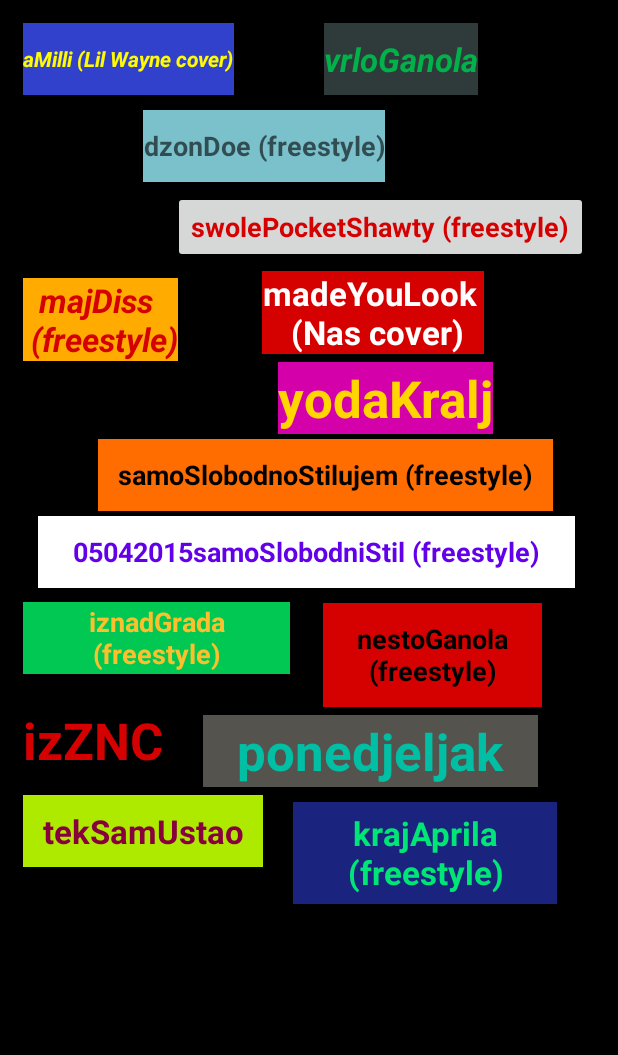
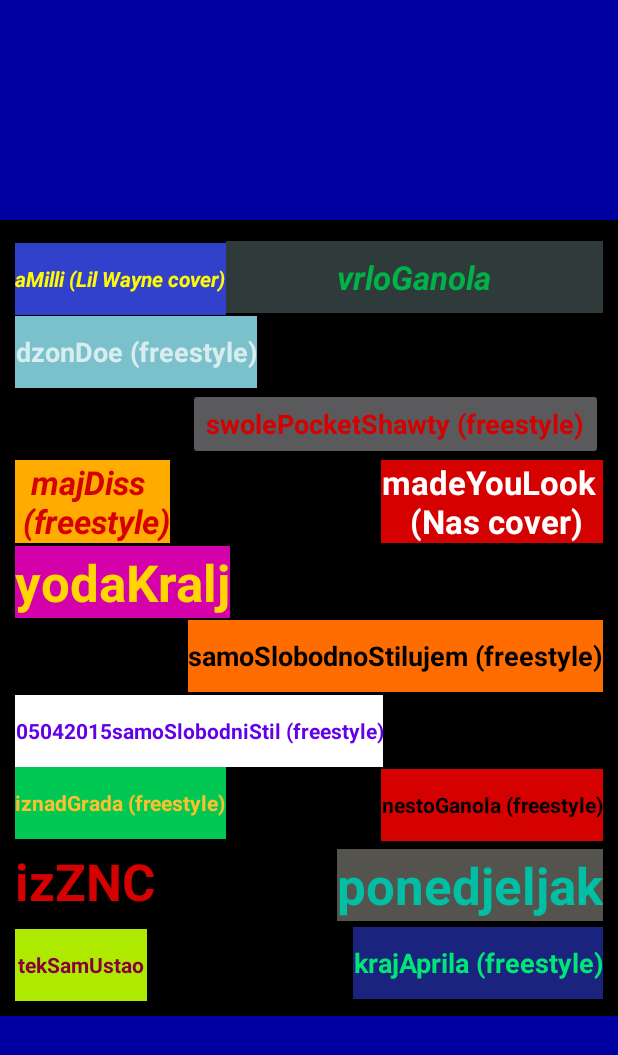
Before and after one commit to dbrackovic2/najboljiAlbum, an Android app: the layout activity_main.xml on its own in the app's theme, with its tools: preview values and no code run, on a phone screen of 412 x 824 dp. Shown: the top 1055 px of the screen. Run offline under Robolectric (Android 15) with nearby library versions, the phone set to English and light mode, and no system bars.

Commit message:
update manifest and main activity

```diff
--- a/app/src/main/AndroidManifest.xml
+++ b/app/src/main/AndroidManifest.xml
@@ -14,7 +14,7 @@
         android:label="@string/app_name"
         android:roundIcon="@mipmap/ic_launcher_round"
         android:supportsRtl="true"
-        android:theme="@style/AppTheme"
+        android:theme="@style/Theme.AppCompat.NoActionBar"
         tools:ignore="GoogleAppIndexingWarning">
         <activity android:name=".MainActivity">
             <intent-filter>
--- a/app/src/main/res/layout/activity_main.xml
+++ b/app/src/main/res/layout/activity_main.xml
@@ -1,34 +1,43 @@
 <?xml version="1.0" encoding="utf-8"?>
+<ScrollView
+    xmlns:android="http://schemas.android.com/apk/res/android"
+    android:layout_width="match_parent"
+    android:layout_height="match_parent"
+    android:background="#0000A0"
+    >
+
 <FrameLayout xmlns:android="http://schemas.android.com/apk/res/android"
     xmlns:app="http://schemas.android.com/apk/res-auto"
     xmlns:tools="http://schemas.android.com/tools"
     android:layout_width="match_parent"
     android:layout_height="match_parent"
     android:background="#000000"
-    android:layout_gravity="center_horizontal"
+    android:gravity="center_horizontal|center_vertical"
+    android:layout_gravity="center_horizontal|center_vertical"
     tools:context=".MainActivity">
 
 <androidx.constraintlayout.widget.ConstraintLayout
-    android:layout_width="fill_parent"
-    android:layout_height="fill_parent"
-    android:layout_gravity="center_horizontal">
+    android:layout_width="wrap_content"
+    android:layout_height="wrap_content"
+    android:layout_gravity="center_horizontal|center_vertical">
 
     <RelativeLayout
         android:id="@+id/fullscreen_content_controls"
         android:layout_width="match_parent"
         android:layout_height="match_parent"
-        android:layout_gravity="center_horizontal"
+        android:layout_gravity="center_horizontal|center_vertical"
         android:background="#00000000"
         android:fitsSystemWindows="true"
-        android:padding="15dp">
+        android:padding="10dp">
 
         <Button
             android:id="@+id/buttonVrloGanola"
             android:layout_width="wrap_content"
             android:layout_height="wrap_content"
-            android:layout_marginLeft="60dp"
+            android:layout_alignParentRight="true"
             android:layout_toEndOf="@+id/buttonaMilli"
             android:layout_toRightOf="@+id/buttonaMilli"
+            android:layout_marginTop="4dp"
             android:background="#2F3A3A"
             android:hapticFeedbackEnabled="false"
             android:shadowColor="#9C27B0"
@@ -42,7 +51,7 @@
             android:layout_width="wrap_content"
             android:layout_height="wrap_content"
             android:layout_below="@id/buttonswolePocketShawty"
-            android:layout_marginTop="10dp"
+            android:layout_alignParentLeft="true"
             android:background="#FFAB00"
             android:text="@string/majDiss"
             android:textAppearance="@style/TextAppearance.AppCompat.Large"
@@ -54,6 +63,8 @@
             android:layout_width="wrap_content"
             android:layout_height="wrap_content"
             android:background="#3241CC"
+            android:layout_alignParentLeft="true"
+            android:layout_marginTop="5dp"
             android:text="@string/aMilli"
             android:textAppearance="@style/TextAppearance.AppCompat.Small"
             android:textColor="#FFFB00"
@@ -64,8 +75,7 @@
             android:layout_width="wrap_content"
             android:layout_height="wrap_content"
             android:layout_below="@id/buttondzonDoe"
-            android:layout_marginLeft="100dp"
-            android:layout_marginTop="6dp"
+            android:layout_alignParentRight="true"
             android:text="@string/swolePocketShawty"
             android:textAppearance="@style/TextAppearance.AppCompat.Medium"
             android:textColor="#D50000"
@@ -76,8 +86,8 @@
             android:layout_width="wrap_content"
             android:layout_height="wrap_content"
             android:layout_below="@+id/buttonVrloGanola"
-            android:layout_marginLeft="80dp"
-            android:layout_marginTop="10dp"
+            android:layout_alignParentLeft="true"
+            android:layout_marginTop="2dp"
             android:background="#7AC1CC"
             android:text="@string/dzonDoe"
             android:textAppearance="@style/TextAppearance.AppCompat.Medium"
@@ -88,8 +98,7 @@
             android:layout_width="wrap_content"
             android:layout_height="wrap_content"
             android:layout_below="@id/buttonswolePocketShawty"
-            android:layout_marginLeft="159dp"
-            android:layout_marginTop="5dp"
+            android:layout_alignParentRight="true"
             android:background="#D50000"
             android:text="@string/madeYouLook"
             android:textAppearance="@style/TextAppearance.AppCompat.Large"
@@ -101,8 +110,8 @@
             android:layout_width="wrap_content"
             android:layout_height="wrap_content"
             android:layout_below="@id/buttonmadeYouLook"
-            android:layout_marginLeft="170dp"
-            android:layout_marginTop="5dp"
+            android:layout_alignParentLeft="true"
+            android:layout_marginTop="2dp"
             android:background="#D400AA"
             android:text="@string/yodaKralj"
             android:textAppearance="@style/TextAppearance.AppCompat.Display1"
@@ -111,11 +120,11 @@
 
         <Button
             android:id="@+id/buttonsamoSlobodnoStilujem"
-            android:layout_width="303dp"
+            android:layout_width="wrap_content"
             android:layout_height="wrap_content"
             android:layout_below="@id/buttonyodaKralj"
-            android:layout_marginLeft="50dp"
-            android:layout_marginTop="3dp"
+            android:layout_alignParentRight="true"
+            android:layout_marginTop="1dp"
             android:background="#FF6D00"
             android:text="@string/samoSlobodnoStilujem"
             android:textAppearance="@style/TextAppearance.AppCompat.Medium"
@@ -124,26 +133,26 @@
 
         <Button
             android:id="@+id/button05042015samoSlobodniStil"
-            android:layout_width="358dp"
+            android:layout_width="wrap_content"
             android:layout_height="wrap_content"
             android:layout_below="@id/buttonsamoSlobodnoStilujem"
-            android:layout_marginLeft="10dp"
-            android:layout_marginTop="3dp"
+            android:layout_alignParentLeft="true"
+            android:layout_marginTop="2dp"
             android:background="#FFFFFF"
             android:text="@string/samoSlobodniStil"
-            android:textAppearance="@style/TextAppearance.AppCompat.Medium"
+            android:textAppearance="@style/TextAppearance.AppCompat.Small"
             android:textColor="#6200EA"
             android:textStyle="bold" />
 
         <Button
             android:id="@+id/buttoniznadGrada"
-            android:layout_width="178dp"
+            android:layout_width="wrap_content"
             android:layout_height="wrap_content"
             android:layout_below="@id/button05042015samoSlobodniStil"
-            android:layout_marginTop="9dp"
+            android:layout_alignParentLeft="true"
             android:background="#00C853"
             android:text="@string/iznadGrada"
-            android:textAppearance="@style/TextAppearance.AppCompat.Medium"
+            android:textAppearance="@style/TextAppearance.AppCompat.Small"
             android:textColor="#FBC02D"
             android:textStyle="bold" />
 
@@ -152,7 +161,8 @@
             android:layout_width="wrap_content"
             android:layout_height="wrap_content"
             android:layout_below="@id/buttoniznadGrada"
-            android:layout_marginTop="20dp"
+            android:layout_marginTop="4dp"
+            android:layout_alignParentLeft="true"
             android:background="#000000"
             android:text="@string/izZNC"
             android:textAppearance="@style/TextAppearance.AppCompat.Display1"
@@ -162,35 +172,36 @@
 
         <Button
             android:id="@+id/buttonnestoGanola"
-            android:layout_width="146dp"
-            android:layout_height="69dp"
+            android:layout_width="wrap_content"
+            android:layout_height="wrap_content"
             android:layout_below="@id/button05042015samoSlobodniStil"
-            android:layout_marginLeft="200dp"
-            android:layout_marginTop="10dp"
+            android:layout_alignParentRight="true"
+            android:layout_marginTop="1dp"
             android:background="#D50000"
             android:text="@string/nestoGanola"
-            android:textAppearance="@style/TextAppearance.AppCompat.Medium"
+            android:textAppearance="@style/TextAppearance.AppCompat.Small"
             android:textColor="#000000"
             android:textStyle="bold" />
 
         <Button
             android:id="@+id/buttontekSamUstao"
-            android:layout_width="160dp"
+            android:layout_width="wrap_content"
             android:layout_height="wrap_content"
             android:layout_below="@id/buttonponedjeljak"
             android:layout_marginTop="5dp"
+            android:layout_alignParentLeft="true"
             android:background="#AEEA00"
             android:text="@string/tekSamUstao"
-            android:textAppearance="@style/TextAppearance.AppCompat.Large"
+            android:textAppearance="@style/TextAppearance.AppCompat.Small"
             android:textColor="#88003C"
             android:textStyle="bold" />
 
         <Button
             android:id="@+id/buttonponedjeljak"
-            android:layout_width="223dp"
+            android:layout_width="wrap_content"
             android:layout_height="wrap_content"
             android:layout_below="@id/buttonnestoGanola"
-            android:layout_marginLeft="120dp"
+            android:layout_alignParentRight="true"
             android:layout_marginTop="5dp"
             android:background="#55534D"
             android:text="@string/ponedjeljak"
@@ -200,17 +211,18 @@
 
         <Button
             android:id="@+id/buttonkrajAprila"
-            android:layout_width="176dp"
-            android:layout_height="68dp"
+            android:layout_width="wrap_content"
+            android:layout_height="wrap_content"
             android:layout_below="@id/buttonponedjeljak"
-            android:layout_marginLeft="180dp"
-            android:layout_marginTop="10dp"
+            android:layout_alignParentRight="true"
+            android:layout_marginTop="4dp"
             android:background="#1A237E"
             android:text="@string/krajAprila"
-            android:textAppearance="@style/TextAppearance.AppCompat.Large"
+            android:textAppearance="@style/TextAppearance.AppCompat.Medium.Inverse"
             android:textColor="#00E676"
             android:textStyle="bold" />
 
     </RelativeLayout>
 </androidx.constraintlayout.widget.ConstraintLayout>
 </FrameLayout>
+</ScrollView>
```
